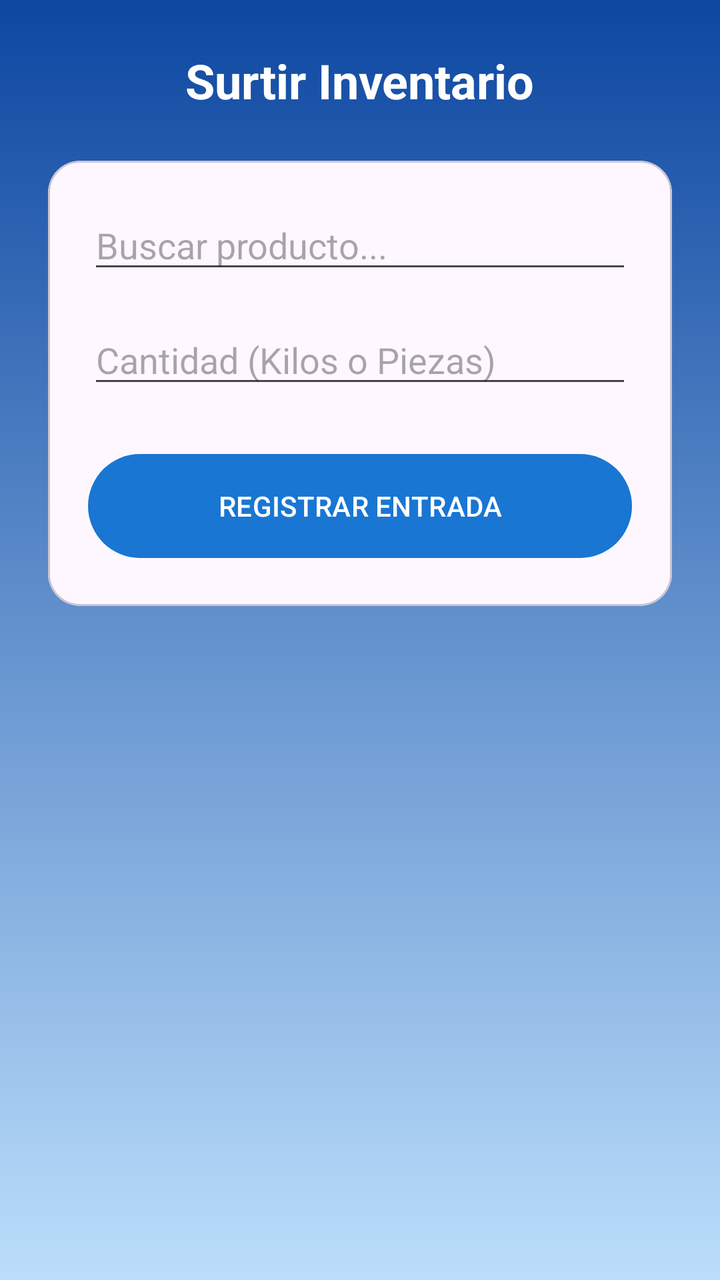
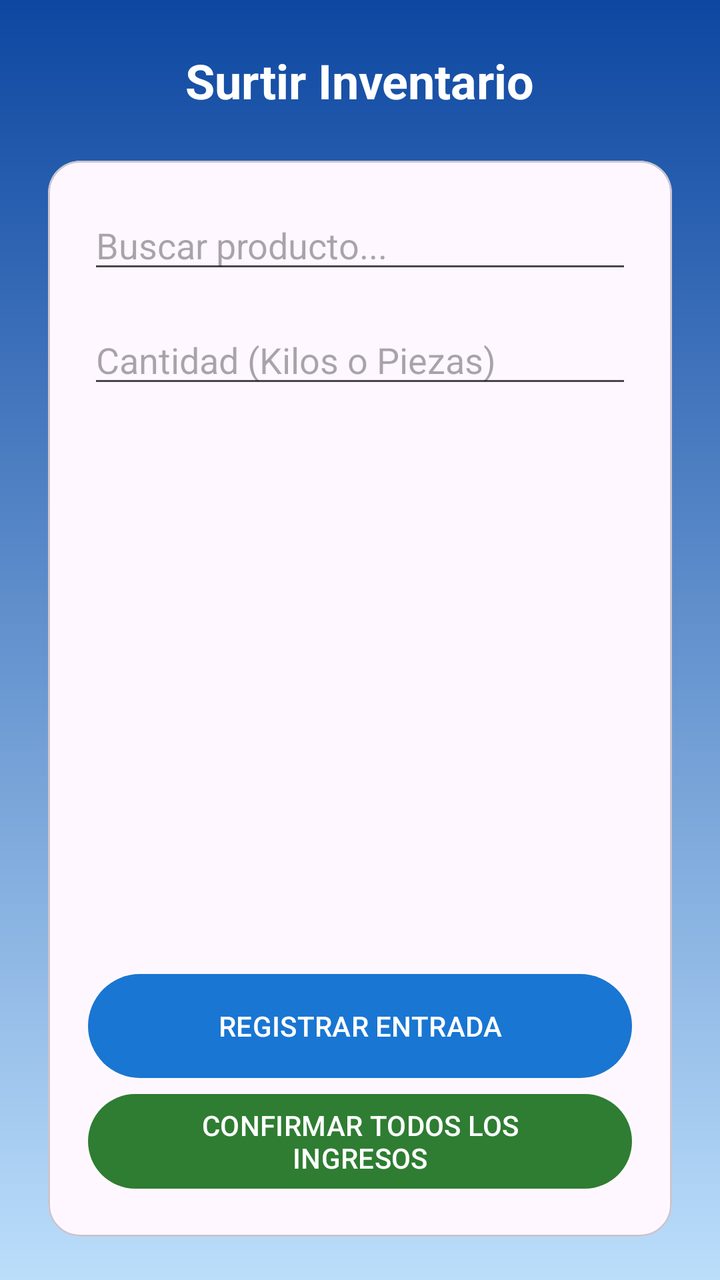

Two renders of the same Android screen: before a commit and after it. Below are the layout's source before the change and the commit's diff.
<!-- AndroidManifest.xml: application theme Theme.PuntoPeludo -->
<!-- res/layout/activity_surtir.xml -->
<?xml version="1.0" encoding="utf-8"?>
<androidx.constraintlayout.widget.ConstraintLayout xmlns:android="http://schemas.android.com/apk/res/android"
    xmlns:app="http://schemas.android.com/apk/res-auto"
    android:layout_width="match_parent"
    android:layout_height="match_parent"
    android:background="@drawable/gradient_background">

    <TextView
        android:id="@+id/tvTitle"
        android:layout_width="wrap_content"
        android:layout_height="wrap_content"
        android:layout_marginTop="24dp"
        android:text="Surtir Inventario"
        android:textColor="@color/white"
        android:textSize="24sp"
        android:textStyle="bold"
        app:layout_constraintEnd_toEndOf="parent"
        app:layout_constraintStart_toStartOf="parent"
        app:layout_constraintTop_toTopOf="parent" />

    <com.google.android.material.card.MaterialCardView
        android:layout_width="0dp"
        android:layout_height="wrap_content"
        android:layout_margin="24dp"
        app:cardCornerRadius="16dp"
        app:layout_constraintEnd_toEndOf="parent"
        app:layout_constraintStart_toStartOf="parent"
        app:layout_constraintTop_toBottomOf="@id/tvTitle">

        <LinearLayout
            android:layout_width="match_parent"
            android:layout_height="wrap_content"
            android:orientation="vertical"
            android:padding="20dp">

            <AutoCompleteTextView
                android:id="@+id/autoCompleteSurtir"
                android:layout_width="match_parent"
                android:layout_height="wrap_content"
                android:hint="Buscar producto..."
                android:completionThreshold="1" />

            <EditText
                android:id="@+id/etCantidadSurtir"
                android:layout_width="match_parent"
                android:layout_height="wrap_content"
                android:layout_marginTop="16dp"
                android:hint="Cantidad (Kilos o Piezas)"
                android:inputType="numberDecimal" />

            <com.google.android.material.button.MaterialButton
                android:id="@+id/btnConfirmarSurtir"
                android:layout_width="match_parent"
                android:layout_height="60dp"
                android:layout_marginTop="24dp"
                android:text="REGISTRAR ENTRADA"
                app:backgroundTint="@color/azul_medio" />

        </LinearLayout>
    </com.google.android.material.card.MaterialCardView>

</androidx.constraintlayout.widget.ConstraintLayout>
<!-- resources referenced by this layout -->
<resources>
  <color name="azul_medio">#1976D2</color>
  <color name="white">#FFFFFFFF</color>
  <!-- drawable gradient_background (drawable) -->
  <?xml version="1.0" encoding="utf-8"?>
  <shape xmlns:android="http://schemas.android.com/apk/res/android"
      android:shape="rectangle">
      <gradient
          android:angle="90"
          android:startColor="@color/azul_claro"
          android:endColor="@color/azul_oscuro"
          android:type="linear" />
  </shape>
  <style name="Theme.PuntoPeludo" parent="Base.Theme.PuntoPeludo" />
  <color name="azul_claro">#BBDEFB</color>
  <color name="azul_oscuro">#0D47A1</color>
  <style name="Base.Theme.PuntoPeludo" parent="Theme.Material3.DayNight.NoActionBar">
  
          
          <item name="colorPrimary">@color/azul_medio</item>
          <item name="colorPrimaryVariant">@color/azul_claro</item>
          <item name="colorOnPrimary">@color/white</item>
  
          
          <item name="colorSecondary">@color/azul_claro</item>
          <item name="colorSecondaryVariant">@color/azul_oscuro</item>
          <item name="colorOnSecondary">@color/black</item>
  
          
          <item name="android:colorBackground">@color/azul_claro</item>
  
          
      </style>
  <color name="black">#FF000000</color>
</resources>

<!-- the commit's change to res/layout/activity_surtir.xml (unified diff, before → after) -->
@@ -47,7 +47,11 @@
                 android:layout_marginTop="16dp"
                 android:hint="Cantidad (Kilos o Piezas)"
                 android:inputType="numberDecimal" />
-
+            <androidx.recyclerview.widget.RecyclerView
+                android:id="@+id/rvSurtirLista"
+                android:layout_width="match_parent"
+                android:layout_height="250dp"
+                android:layout_marginTop="10dp" />
             <com.google.android.material.button.MaterialButton
                 android:id="@+id/btnConfirmarSurtir"
                 android:layout_width="match_parent"
@@ -56,6 +60,16 @@
                 android:text="REGISTRAR ENTRADA"
                 app:backgroundTint="@color/azul_medio" />
 
+            <com.google.android.material.button.MaterialButton
+                android:id="@+id/btnConfirmarSurtirTodo"
+                android:layout_width="match_parent"
+                android:layout_height="wrap_content"
+                android:text="CONFIRMAR TODOS LOS INGRESOS"
+                app:backgroundTint="@color/verde_exito" />
+
+
+
+
         </LinearLayout>
     </com.google.android.material.card.MaterialCardView>
 
<!-- resource entries referenced after the edit -->
@@ -1,6 +1,7 @@
 <!-- resources referenced by this layout -->
 <resources>
   <color name="azul_medio">#1976D2</color>
+  <color name="verde_exito">#2E7D32</color>
   <color name="white">#FFFFFFFF</color>
   <!-- drawable gradient_background (drawable) -->
   <?xml version="1.0" encoding="utf-8"?>
